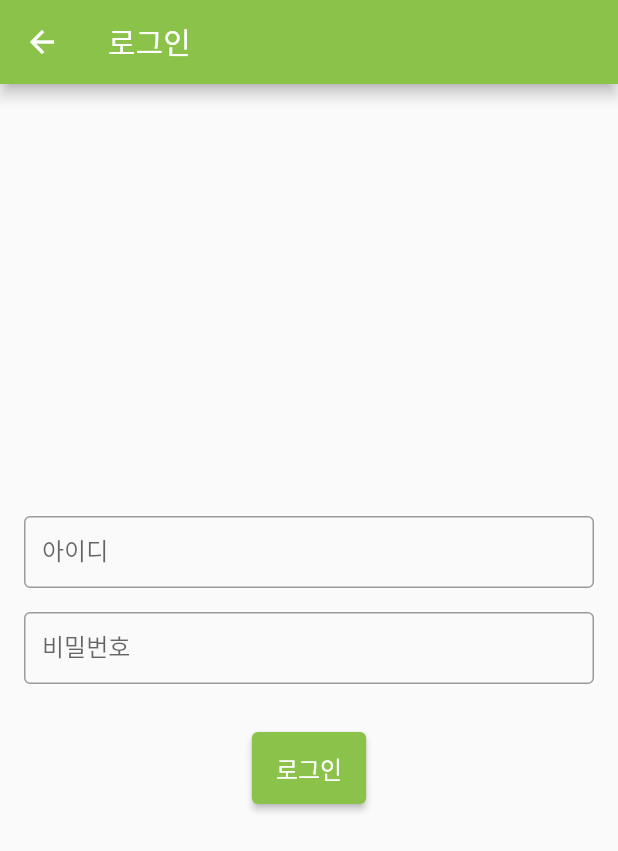
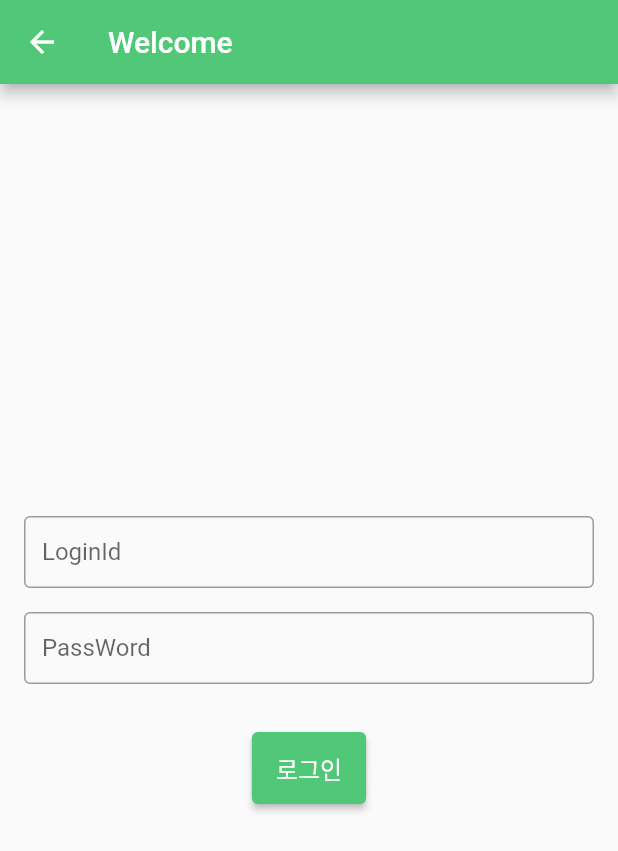
Before and after one commit to Choisunhong/LoginTest, a Flutter app: the screen it shows after launch, after a tap on "로그인", on a phone screen of 412 x 824 dp. Shown: the top 851 px of the screen. Run offline on Flutter 3.47's test engine with Material 2 defaults, Android fonts, the phone set to English and light mode, and no system bars; missing offline and left inert: stomp_dart_client; network calls fail.

Commit message:
[fix]친구추가

```diff
--- a/login/lib/DTO/PersonalChatroomList.dart
+++ b/login/lib/DTO/PersonalChatroomList.dart
@@ -3,12 +3,12 @@ import 'package:flutter/material.dart';
 class PersonalChatroomList{
   final int roomid;
   final String otherPersonName;
-  final int otherPersonID;
+
 
  PersonalChatroomList({
  required this.roomid,
  required this.otherPersonName,
- required this.otherPersonID,
+
 
  });
 
--- a/login/lib/Pages/FriendList.dart
+++ b/login/lib/Pages/FriendList.dart
@@ -25,7 +25,7 @@ class _FriendListState extends State<FriendList> {
 
   void fetchFriends() async {
     final response = await http.get(
-        Uri.parse('http://localhost:8080/member/${widget.loginId}/findFriends'));
+        Uri.parse('http://localhost:8080/user/${widget.loginId}/findFriends'));
 
     if (response.statusCode == 200) {
       List<dynamic> responseData = json.decode(utf8.decode(response.bodyBytes));
--- a/login/lib/Pages/IndividualPage.dart
+++ b/login/lib/Pages/IndividualPage.dart
@@ -167,7 +167,7 @@ class _IndividualPageState extends State<IndividualPage> {
 
   Future<String> getUserName(int userId) async {
     final response = await http.get(
-      Uri.parse('http://localhost:8080/member/$userId'),
+      Uri.parse('http://localhost:8080/user/$userId'),
     );
 
     if (response.statusCode == 200) {
--- a/login/lib/Pages/LoginPage.dart
+++ b/login/lib/Pages/LoginPage.dart
@@ -35,14 +35,19 @@ class LoginPage extends StatelessWidget {
       return;
     }
 
-    final response = await http.post(
-      Uri.parse('http://localhost:8080/member/login'),
+    /*
+final response = await http.post(
+      Uri.parse('http://localhost:8080/user/login'),
       body: {
         'userName': userName,
         'userPw': userPw,
       },
-    );
-
+    );*/
+ final response = await http.get(
+  Uri.parse('http://localhost:8080/user/login?userName=$userName&userPw=$userPw'),
+);
+print('userName: $userName');
+print('userPw: $userPw');
     if (response.statusCode == 200) {
       final Map<String, dynamic> responseData = json.decode(response.body);
       final Member loginMember =
@@ -98,7 +103,7 @@ class LoginPage extends StatelessWidget {
   @override
   Widget build(BuildContext context) {
     return Scaffold(
-      appBar: AppBar(backgroundColor: Colors.lightGreen, title: Text('로그인')),
+      appBar: AppBar(backgroundColor: const Color(0xFF51C878), title: Text('Welcome')),
       body: Padding(
         padding: EdgeInsets.all(16.0),
         child: Column(
@@ -107,7 +112,7 @@ class LoginPage extends StatelessWidget {
             TextField(
               controller: userNameController,
               decoration: InputDecoration(
-                labelText: '아이디',
+                labelText: 'LoginId',
                 border: OutlineInputBorder(),
                 contentPadding: EdgeInsets.all(12.0),
               ),
@@ -116,7 +121,7 @@ class LoginPage extends StatelessWidget {
             TextField(
               controller: userPwController,
               decoration: InputDecoration(
-                labelText: '비밀번호',
+                labelText: 'PassWord',
                 border: OutlineInputBorder(),
                 contentPadding: EdgeInsets.all(12.0),
               ),
@@ -126,7 +131,7 @@ class LoginPage extends StatelessWidget {
             ElevatedButton(
               style: ButtonStyle(
                 backgroundColor:
-                    MaterialStateProperty.all<Color>(Colors.lightGreen),
+                    MaterialStateProperty.all<Color>(const Color(0xFF51C878)),
               ),
               onPressed: () {
                 loginUser(context);
--- a/login/lib/Pages/RegisterPage.dart
+++ b/login/lib/Pages/RegisterPage.dart
@@ -31,7 +31,7 @@ class RegisterPage extends StatelessWidget {
     }
 
     final response = await http.post(
-      Uri.parse('http://localhost:8080/member/signup'),
+      Uri.parse('http://localhost:8080/user/signup'),
       body: {
         'userName': userName,
         'userPw': userPw,
--- a/login/lib/Screens/LoginScreen.dart
+++ b/login/lib/Screens/LoginScreen.dart
@@ -13,12 +13,11 @@ class LoginScreen extends StatelessWidget {
         ),
         Image.asset(
           "assets/logowithText.png",
-          width: 200,
-          height: 200,
+          width: 300,
+          height: 300,
+
         ),
-         Container(
-          height: 100,
-        ),
+
         Container(
           width: 280,
           height: 40,
@@ -29,7 +28,7 @@ class LoginScreen extends StatelessWidget {
           },
           style: ButtonStyle(
             backgroundColor:
-                MaterialStateProperty.all<Color>(Colors.lightGreen),
+                MaterialStateProperty.all<Color>(const Color(0xFF51C878)),
 
                 ),
 
@@ -49,7 +48,7 @@ class LoginScreen extends StatelessWidget {
             },
             style: ButtonStyle(
               backgroundColor:
-                  MaterialStateProperty.all<Color>(Colors.black), // 검은색
+                  MaterialStateProperty.all<Color>( const Color(0xFF708333)),
             ),
             child: Text('회원가입'),
           ),
```
Also changed, not shown: login/lib/Pages/ChatroomList.dart (+5 -7 lines), login/lib/Screens/MainScreen.dart (+96 -17 lines), login/assets/logo.png, login/assets/logowithText.png, login/assets/textlogo.png.
